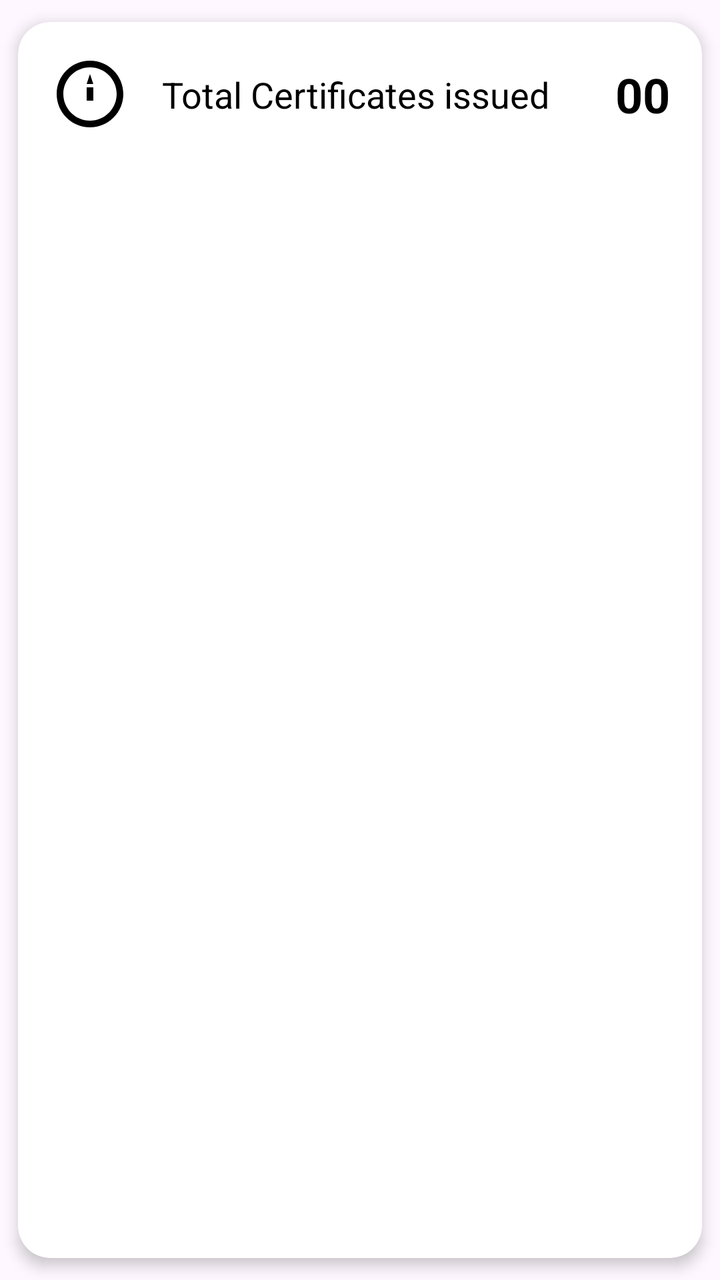
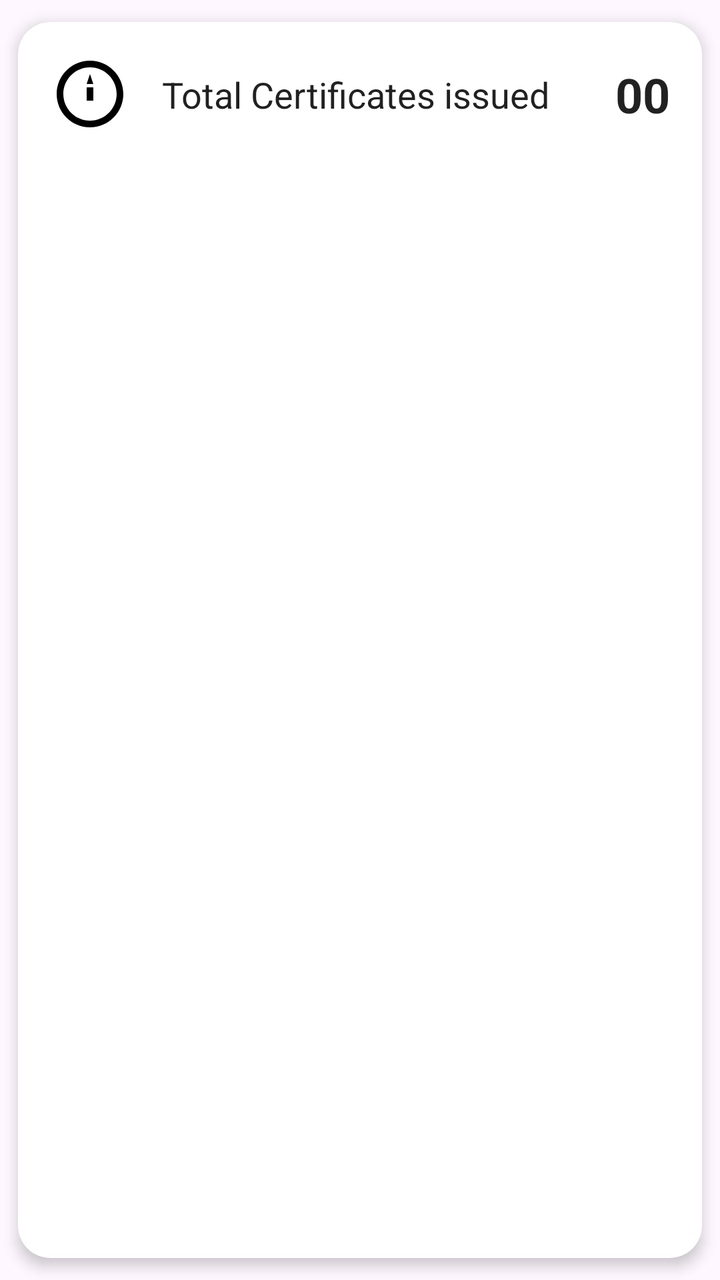

The first picture is an Android layout as it rendered before a commit; the second is the same layout after the commit. The layout source and the unified diff follow.
<!-- AndroidManifest.xml: application theme Theme.MicroCredential -->
<!-- res/layout/item_total_certs_issued.xml -->
<?xml version="1.0" encoding="utf-8"?>
<androidx.cardview.widget.CardView xmlns:android="http://schemas.android.com/apk/res/android"
    xmlns:app="http://schemas.android.com/apk/res-auto"
    android:layout_width="match_parent"
    android:layout_height="wrap_content"
    app:cardCornerRadius="16dp"
    app:cardElevation="4dp"
    app:cardUseCompatPadding="true">

    <androidx.constraintlayout.widget.ConstraintLayout
        android:layout_width="match_parent"
        android:layout_height="wrap_content"
        android:padding="16dp">

        <ImageView
            android:id="@+id/iv_cert_icon"
            android:layout_width="40dp"
            android:layout_height="40dp"
            android:src="@drawable/ic_certificate"
            app:layout_constraintBottom_toBottomOf="parent"
            app:layout_constraintStart_toStartOf="parent"
            app:layout_constraintTop_toTopOf="parent" />

        <TextView
            android:id="@+id/tv_cert_label"
            android:layout_width="wrap_content"
            android:layout_height="wrap_content"
            android:layout_marginStart="16dp"
            android:text="Total Certificates issued"
            android:textColor="@android:color/black"
            android:textSize="18sp"
            app:layout_constraintBottom_toBottomOf="parent"
            app:layout_constraintStart_toEndOf="@id/iv_cert_icon"
            app:layout_constraintTop_toTopOf="parent" />

        <TextView
            android:id="@+id/tv_total_certs_issued"
            android:layout_width="wrap_content"
            android:layout_height="wrap_content"
            android:text="00"
            android:textColor="@android:color/black"
            android:textSize="24sp"
            android:textStyle="bold"
            app:layout_constraintBottom_toBottomOf="parent"
            app:layout_constraintEnd_toEndOf="parent"
            app:layout_constraintTop_toTopOf="parent" />

    </androidx.constraintlayout.widget.ConstraintLayout>

</androidx.cardview.widget.CardView>
<!-- resources referenced by this layout -->
<resources>
  <!-- drawable ic_certificate (drawable) -->
  <vector xmlns:android="http://schemas.android.com/apk/res/android"
      android:width="24dp"
      android:height="24dp"
      android:viewportWidth="24"
      android:viewportHeight="24">
      <path
          android:fillColor="@android:color/black"
          android:pathData="M12,2C6.48,2 2,6.48 2,12s4.48,10 10,10 10,-4.48 10,-10S17.52,2 12,2zM12,20c-4.41,0 -8,-3.59 -8,-8s3.59,-8 8,-8 8,3.59 8,8 -3.59,8 -8,8z"/>
      <path
          android:fillColor="@android:color/black"
          android:pathData="M12,6l-1,3h2l-1,-3zM11,10v4h2v-4h-2z"/>
  </vector>
  <style name="Theme.MicroCredential" parent="Base.Theme.MicroCredential" />
  <style name="Base.Theme.MicroCredential" parent="Theme.Material3.DayNight.NoActionBar">
          
          
      </style>
</resources>

<!-- the commit's change to res/layout/item_total_certs_issued.xml (unified diff, before → after) -->
@@ -27,7 +27,7 @@
             android:layout_height="wrap_content"
             android:layout_marginStart="16dp"
             android:text="Total Certificates issued"
-            android:textColor="@android:color/black"
+            android:textColor="@color/text_primary"
             android:textSize="18sp"
             app:layout_constraintBottom_toBottomOf="parent"
             app:layout_constraintStart_toEndOf="@id/iv_cert_icon"
@@ -38,7 +38,7 @@
             android:layout_width="wrap_content"
             android:layout_height="wrap_content"
             android:text="00"
-            android:textColor="@android:color/black"
+            android:textColor="@color/text_primary"
             android:textSize="24sp"
             android:textStyle="bold"
             app:layout_constraintBottom_toBottomOf="parent"
<!-- resource entries referenced after the edit -->
@@ -1,5 +1,6 @@
 <!-- resources referenced by this layout -->
 <resources>
+  <color name="text_primary">#DE000000</color>
   <!-- drawable ic_certificate (drawable) -->
   <vector xmlns:android="http://schemas.android.com/apk/res/android"
       android:width="24dp"
